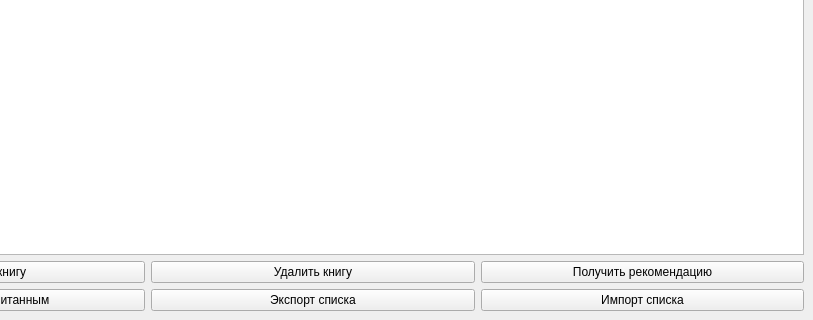
Old version of the form mainwindow.ui in the repository tuufa/literaturenoqml; both pictures show x 187 to 1000 and y 315 to 635 of the 1000 by 635 pixel window.
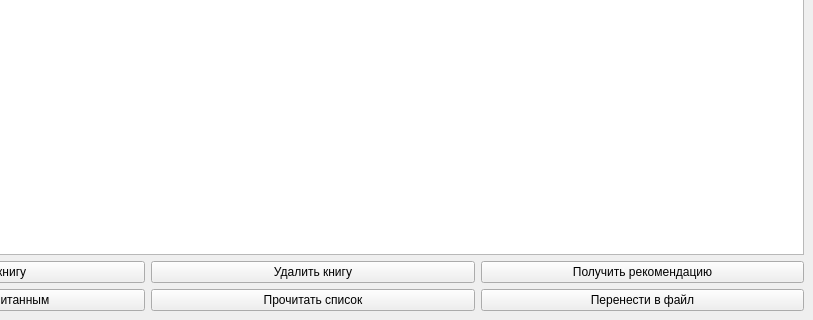
New version of the form.

Commit message: кнопки работы с файлами изменены на более понятные

```diff
--- a/mainwindow.ui
+++ b/mainwindow.ui
@@ -219,14 +219,14 @@
       <item>
        <widget class="QPushButton" name="pushButton_export">
         <property name="text">
-         <string>Экспорт списка</string>
+         <string>Прочитать список</string>
         </property>
        </widget>
       </item>
       <item>
        <widget class="QPushButton" name="pushButton_import">
         <property name="text">
-         <string>Импорт списка</string>
+         <string>Перенести в файл</string>
         </property>
        </widget>
       </item>
```
Left out of the diff: 33 changed lines with no effect on the pictures. The commit also changes 5 other files.
